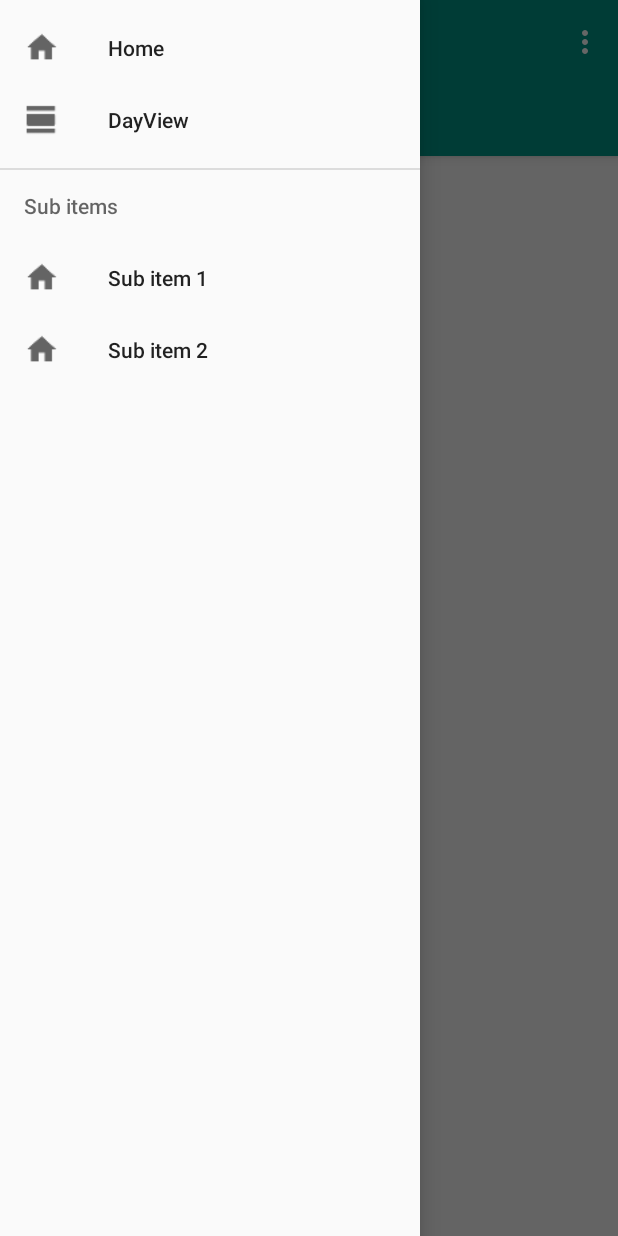
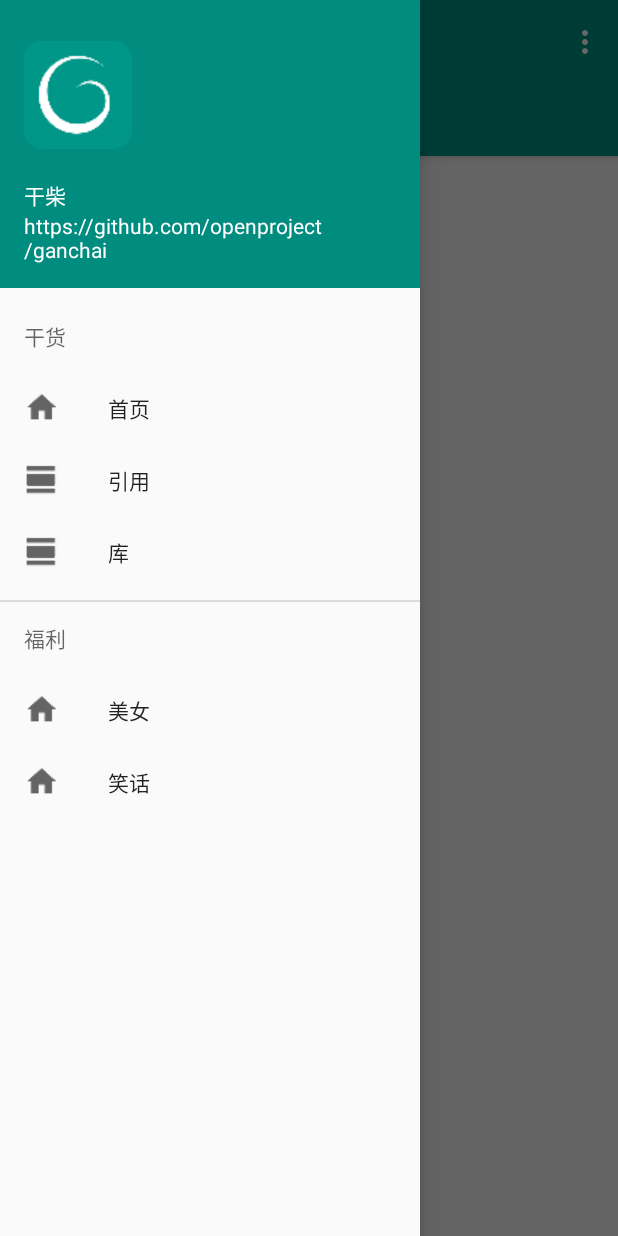
Before and after one commit to openproject/ganchai, an Android app: the screen it shows after launch (MainActivity), with the side drawer open, on a phone screen of 412 x 824 dp. Run offline under Robolectric (Android 15) with nearby library versions, the phone set to English and light mode, and no system bars; libraries missing offline, so code that uses them is left out: com.jayfeng.lesscode, com.octo.android; 12 statements that could not run were skipped.

Commit message:
update nav menu and header

```diff
--- a/ANDROID/app/src/main/res/layout/activity_main.xml
+++ b/ANDROID/app/src/main/res/layout/activity_main.xml
@@ -46,6 +46,7 @@
         android:layout_height="match_parent"
         android:layout_gravity="start"
         android:fitsSystemWindows="true"
+        app:headerLayout="@layout/nav_header"
         app:menu="@menu/menu_main_drawer" />
 
 </android.support.v4.widget.DrawerLayout>
--- /dev/null
+++ b/ANDROID/app/src/main/res/layout/nav_header.xml
@@ -0,0 +1,46 @@
+<?xml version="1.0" encoding="utf-8"?>
+<!--
+  ~ Copyright (C) 2015 The Android Open Source Project
+  ~
+  ~ Licensed under the Apache License, Version 2.0 (the "License");
+  ~ you may not use this file except in compliance with the License.
+  ~ You may obtain a copy of the License at
+  ~
+  ~      http://www.apache.org/licenses/LICENSE-2.0
+  ~
+  ~ Unless required by applicable law or agreed to in writing, software
+  ~ distributed under the License is distributed on an "AS IS" BASIS,
+  ~ WITHOUT WARRANTIES OR CONDITIONS OF ANY KIND, either express or implied.
+  ~ See the License for the specific language governing permissions and
+  ~ limitations under the License.
+  -->
+
+<LinearLayout xmlns:android="http://schemas.android.com/apk/res/android"
+    android:layout_width="match_parent"
+    android:layout_height="192dp"
+    android:background="?attr/colorPrimaryDark"
+    android:padding="16dp"
+    android:theme="@style/ThemeOverlay.AppCompat.Dark"
+    android:orientation="vertical"
+    android:gravity="bottom">
+
+    <ImageView
+        android:layout_width="72.0dp"
+        android:layout_height="72.0dp"
+        android:src="@mipmap/ic_launcher"
+        android:layout_marginBottom="20.0dp"
+        />
+
+    <TextView
+        android:layout_width="match_parent"
+        android:layout_height="wrap_content"
+        android:text="干柴"
+        android:textAppearance="@style/TextAppearance.AppCompat.Body1"/>
+
+    <TextView
+        android:layout_width="match_parent"
+        android:layout_height="wrap_content"
+        android:text="https://github.com/openproject/ganchai"
+        android:textAppearance="@style/TextAppearance.AppCompat.Body1"/>
+
+</LinearLayout>
--- a/ANDROID/app/src/main/res/menu/menu_main_drawer.xml
+++ b/ANDROID/app/src/main/res/menu/menu_main_drawer.xml
@@ -15,28 +15,33 @@
   ~ limitations under the License.
   -->
 <menu xmlns:android="http://schemas.android.com/apk/res/android">
+    <item android:title="干货">
+        <menu>
+            <item
+                android:id="@+id/nav_home"
+                android:icon="@drawable/ic_home"
+                android:title="首页" />
+            <item
+                android:id="@+id/nav_ref"
+                android:icon="@drawable/ic_view_day"
+                android:title="引用" />
+            <item
+                android:id="@+id/nav_library"
+                android:icon="@drawable/ic_view_day"
+                android:title="库" />
+        </menu>
+    </item>
 
-    <group android:checkableBehavior="single">
-        <item
-            android:id="@+id/nav_home"
-            android:icon="@drawable/ic_home"
-            android:title="Home" />
-        <item
-            android:id="@+id/nav_day"
-            android:icon="@drawable/ic_view_day"
-            android:title="DayView" />
-    </group>
-
-    <item android:title="Sub items">
+    <item android:title="福利">
         <menu>
             <item
                 android:id="@+id/nav_sub_item1"
                 android:icon="@drawable/ic_home"
-                android:title="Sub item 1" />
+                android:title="美女" />
             <item
                 android:id="@+id/nav_sub_item2"
                 android:icon="@drawable/ic_home"
-                android:title="Sub item 2" />
+                android:title="笑话" />
         </menu>
     </item>
 
```
